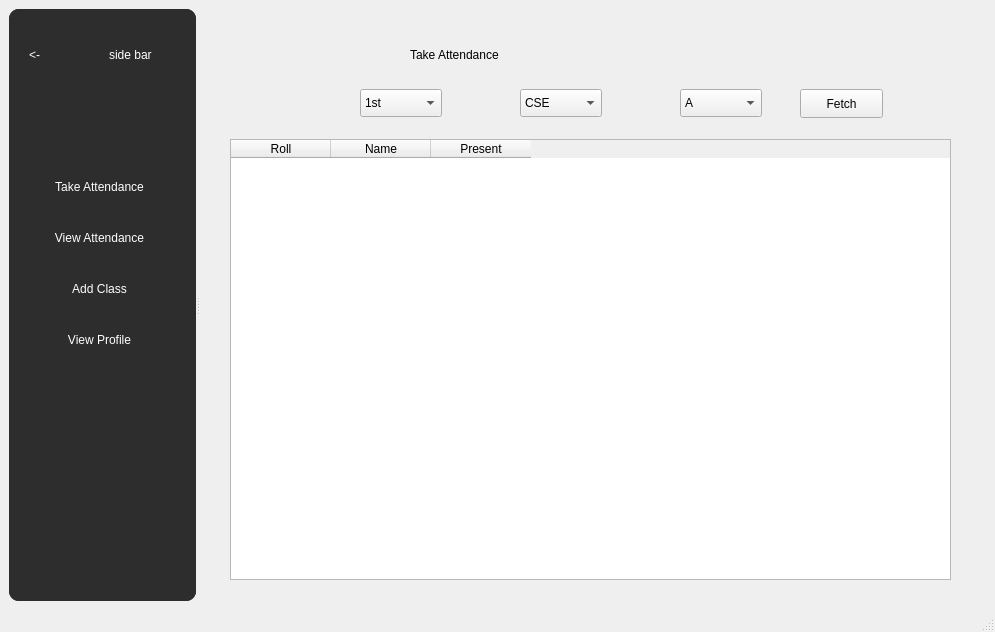
Qt form mainwindow.ui (Shikhrrr/AttendanceManager) before a commit.
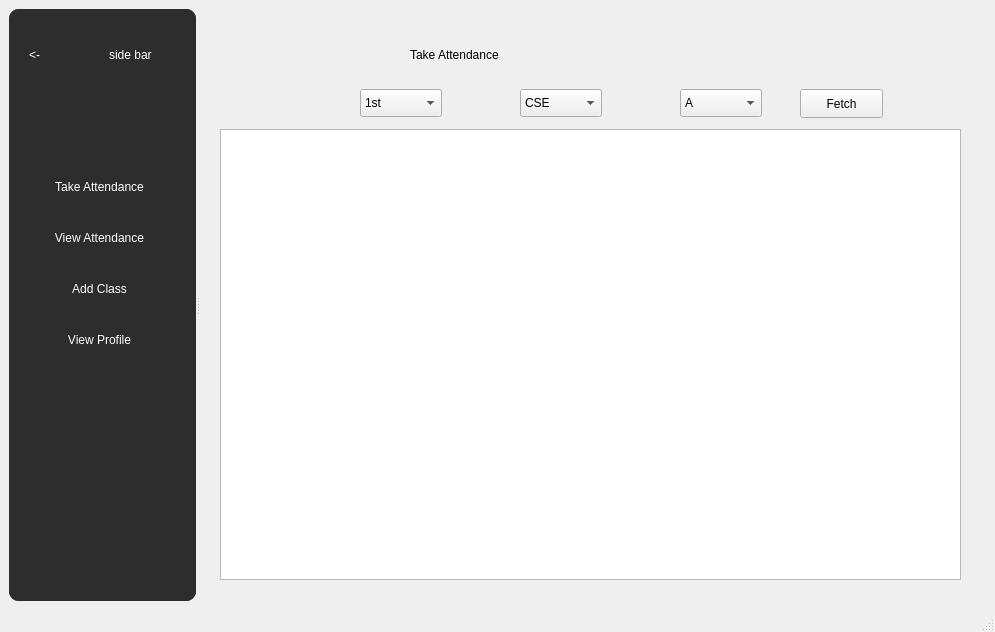
The same form after that commit.

```diff
--- a/mainwindow.ui
+++ b/mainwindow.ui
@@ -202,37 +202,6 @@
           </property>
          </item>
         </widget>
-        <widget class="QTableWidget" name="tableWidget">
-         <property name="geometry">
-          <rect>
-           <x>30</x>
-           <y>130</y>
-           <width>721</width>
-           <height>441</height>
-          </rect>
-         </property>
-         <property name="minimumSize">
-          <size>
-           <width>721</width>
-           <height>0</height>
-          </size>
-         </property>
-         <column>
-          <property name="text">
-           <string>Roll</string>
-          </property>
-         </column>
-         <column>
-          <property name="text">
-           <string>Name</string>
-          </property>
-         </column>
-         <column>
-          <property name="text">
-           <string>Present</string>
-          </property>
-         </column>
-        </widget>
         <widget class="QPushButton" name="takeFetch">
          <property name="geometry">
           <rect>
@@ -246,6 +215,16 @@
           <string>Fetch</string>
          </property>
         </widget>
+        <widget class="QTableView" name="studentTable">
+         <property name="geometry">
+          <rect>
+           <x>20</x>
+           <y>120</y>
+           <width>741</width>
+           <height>451</height>
+          </rect>
+         </property>
+        </widget>
        </widget>
        <widget class="QWidget" name="p1">
         <widget class="QGroupBox" name="groupBox">
```
